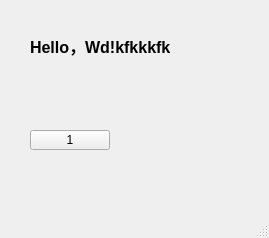
Qt form mainwindow.ui (G850/QtDemo) before a commit.
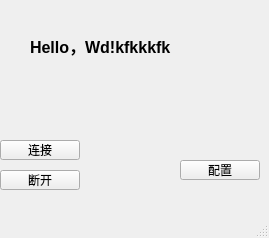
The same form after that commit.

Diff of the .ui file:
```diff
--- a/mainwindow.ui
+++ b/mainwindow.ui
@@ -38,14 +38,40 @@
    <widget class="QPushButton" name="actionConfigure">
     <property name="geometry">
      <rect>
-      <x>30</x>
-      <y>130</y>
+      <x>180</x>
+      <y>160</y>
       <width>80</width>
       <height>20</height>
      </rect>
     </property>
     <property name="text">
-     <string>1</string>
+     <string>配置</string>
+    </property>
+   </widget>
+   <widget class="QPushButton" name="actionConnect">
+    <property name="geometry">
+     <rect>
+      <x>0</x>
+      <y>140</y>
+      <width>80</width>
+      <height>20</height>
+     </rect>
+    </property>
+    <property name="text">
+     <string>连接</string>
+    </property>
+   </widget>
+   <widget class="QPushButton" name="actionDisconnect">
+    <property name="geometry">
+     <rect>
+      <x>0</x>
+      <y>170</y>
+      <width>80</width>
+      <height>20</height>
+     </rect>
+    </property>
+    <property name="text">
+     <string>断开</string>
     </property>
    </widget>
   </widget>
```
